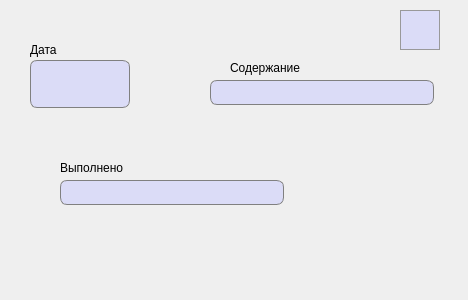
Qt form ViewTask.ui (FediiBohdan/TechService) before a commit.
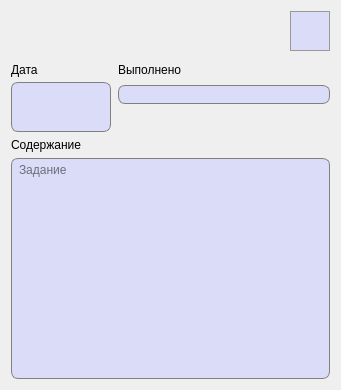
The same form after that commit. Icons and pictures are not drawn.

Commit message:
Tasks list at the desktop is working now + task windows are fixed
Still need to add the ability to add a task from the desktop

```diff
--- a/ViewTask.ui
+++ b/ViewTask.ui
@@ -6,182 +6,27 @@
    <rect>
     <x>0</x>
     <y>0</y>
-    <width>468</width>
-    <height>300</height>
+    <width>341</width>
+    <height>390</height>
    </rect>
   </property>
   <property name="windowTitle">
    <string>Информация о заказе</string>
   </property>
-  <widget class="QLineEdit" name="isFulfilledLine">
-   <property name="geometry">
-    <rect>
-     <x>60</x>
-     <y>180</y>
-     <width>224</width>
-     <height>25</height>
-    </rect>
-   </property>
-   <property name="font">
-    <font>
-     <pointsize>10</pointsize>
-    </font>
-   </property>
-   <property name="styleSheet">
-    <string notr="true">QLineEdit {
-	border: 1px solid gray;
-    border-radius: 7px;
-    background-color: #dbdcf7;
-	padding-left: 3px;
-}</string>
-   </property>
-  </widget>
-  <widget class="QLineEdit" name="contentLine">
-   <property name="geometry">
-    <rect>
-     <x>210</x>
-     <y>80</y>
-     <width>224</width>
-     <height>25</height>
-    </rect>
-   </property>
-   <property name="font">
-    <font>
-     <pointsize>10</pointsize>
-    </font>
-   </property>
-   <property name="styleSheet">
-    <string notr="true">QLineEdit {
-	border: 1px solid gray;
-    border-radius: 7px;
-    background-color: #dbdcf7;
-	padding-left: 3px;
-}</string>
-   </property>
-  </widget>
-  <widget class="QLineEdit" name="timeLine">
-   <property name="geometry">
-    <rect>
-     <x>30</x>
-     <y>84</y>
-     <width>100</width>
-     <height>24</height>
-    </rect>
-   </property>
-   <property name="maximumSize">
-    <size>
-     <width>100</width>
-     <height>16777215</height>
-    </size>
-   </property>
-   <property name="font">
-    <font>
-     <pointsize>10</pointsize>
-    </font>
-   </property>
-   <property name="styleSheet">
-    <string notr="true">QLineEdit {
-	border: 1px solid gray;
-    border-radius: 7px;
-    background-color: #dbdcf7;
-	padding-left: 3px;
-	border-top-left-radius: 0px;
-	border-top-right-radius: 0px;
-	border-top: none;
-}</string>
-   </property>
-  </widget>
-  <widget class="QLabel" name="label_8">
-   <property name="geometry">
-    <rect>
-     <x>30</x>
-     <y>39</y>
-     <width>100</width>
-     <height>21</height>
-    </rect>
-   </property>
-   <property name="text">
-    <string>Дата</string>
-   </property>
-  </widget>
-  <widget class="QLineEdit" name="dateLine">
-   <property name="geometry">
-    <rect>
-     <x>30</x>
-     <y>60</y>
-     <width>100</width>
-     <height>24</height>
-    </rect>
-   </property>
-   <property name="maximumSize">
-    <size>
-     <width>100</width>
-     <height>16777215</height>
-    </size>
-   </property>
-   <property name="font">
-    <font>
-     <pointsize>10</pointsize>
-    </font>
-   </property>
-   <property name="styleSheet">
-    <string notr="true">QLineEdit {
-	border: 1px solid gray;
-    border-radius: 7px;
-    background-color: #dbdcf7;
-	padding-left: 3px;
-	border-bottom-left-radius: 0px;
-	border-bottom-right-radius: 0px;
-	border-bottom: none;
-}</string>
-   </property>
-  </widget>
-  <widget class="QLabel" name="label">
-   <property name="geometry">
-    <rect>
-     <x>230</x>
-     <y>60</y>
-     <width>101</width>
-     <height>16</height>
-    </rect>
-   </property>
-   <property name="text">
-    <string>Содержание</string>
-   </property>
-  </widget>
-  <widget class="QLabel" name="label_2">
-   <property name="geometry">
-    <rect>
-     <x>60</x>
-     <y>160</y>
-     <width>91</width>
-     <height>16</height>
-    </rect>
-   </property>
-   <property name="text">
-    <string>Выполнено</string>
-   </property>
-  </widget>
-  <widget class="QPushButton" name="updateTaskButton">
-   <property name="geometry">
-    <rect>
-     <x>400</x>
-     <y>10</y>
-     <width>40</width>
-     <height>40</height>
-    </rect>
-   </property>
-   <property name="minimumSize">
-    <size>
-     <width>40</width>
-     <height>40</height>
-    </size>
-   </property>
-   <property name="toolTip">
-    <string>Редактировать информацию</string>
-   </property>
-   <property name="styleSheet">
-    <string notr="true">QPushButton {
+  <layout class="QGridLayout" name="gridLayout_2">
+   <item row="0" column="1">
+    <widget class="QPushButton" name="updateTaskButton">
+     <property name="minimumSize">
+      <size>
+       <width>40</width>
+       <height>40</height>
+      </size>
+     </property>
+     <property name="toolTip">
+      <string>Редактировать информацию</string>
+     </property>
+     <property name="styleSheet">
+      <string notr="true">QPushButton {
 	background-color: #dbdcf7;
 	border: 1px solid #999999;
 }
@@ -195,21 +40,179 @@
 	background-color: #cbcde6;
 	border: 2px solid #999999;
 }</string>
-   </property>
-   <property name="text">
-    <string/>
-   </property>
-   <property name="icon">
-    <iconset resource="images.qrc">
-     <normaloff>:/images/edit.png</normaloff>:/images/edit.png</iconset>
-   </property>
-   <property name="iconSize">
-    <size>
-     <width>32</width>
-     <height>32</height>
-    </size>
-   </property>
-  </widget>
+     </property>
+     <property name="text">
+      <string/>
+     </property>
+     <property name="icon">
+      <iconset resource="images.qrc">
+       <normaloff>:/images/edit.png</normaloff>:/images/edit.png</iconset>
+     </property>
+     <property name="iconSize">
+      <size>
+       <width>32</width>
+       <height>32</height>
+      </size>
+     </property>
+    </widget>
+   </item>
+   <item row="0" column="0">
+    <spacer name="horizontalSpacer">
+     <property name="orientation">
+      <enum>Qt::Horizontal</enum>
+     </property>
+     <property name="sizeHint" stdset="0">
+      <size>
+       <width>40</width>
+       <height>20</height>
+      </size>
+     </property>
+    </spacer>
+   </item>
+   <item row="1" column="0" colspan="2">
+    <layout class="QGridLayout" name="gridLayout">
+     <property name="horizontalSpacing">
+      <number>7</number>
+     </property>
+     <property name="verticalSpacing">
+      <number>0</number>
+     </property>
+     <item row="0" column="0">
+      <widget class="QLabel" name="label_8">
+       <property name="minimumSize">
+        <size>
+         <width>0</width>
+         <height>25</height>
+        </size>
+       </property>
+       <property name="text">
+        <string>Дата</string>
+       </property>
+      </widget>
+     </item>
+     <item row="1" column="0">
+      <widget class="QLineEdit" name="dateLine">
+       <property name="minimumSize">
+        <size>
+         <width>100</width>
+         <height>25</height>
+        </size>
+       </property>
+       <property name="maximumSize">
+        <size>
+         <width>100</width>
+         <height>16777215</height>
+        </size>
+       </property>
+       <property name="font">
+        <font>
+         <pointsize>10</pointsize>
+        </font>
+       </property>
+       <property name="styleSheet">
+        <string notr="true">QLineEdit {
+	border: 1px solid gray;
+    border-radius: 7px;
+    background-color: #dbdcf7;
+	padding-left: 3px;
+	border-bottom-left-radius: 0px;
+	border-bottom-right-radius: 0px;
+	border-bottom: none;
+}</string>
+       </property>
+      </widget>
+     </item>
+     <item row="0" column="1">
+      <widget class="QLabel" name="label_2">
+       <property name="minimumSize">
+        <size>
+         <width>0</width>
+         <height>25</height>
+        </size>
+       </property>
+       <property name="text">
+        <string>Выполнено</string>
+       </property>
+      </widget>
+     </item>
+     <item row="1" column="1">
+      <widget class="QLineEdit" name="isFulfilledLine">
+       <property name="font">
+        <font>
+         <pointsize>10</pointsize>
+        </font>
+       </property>
+       <property name="styleSheet">
+        <string notr="true">QLineEdit {
+	border: 1px solid gray;
+    border-radius: 7px;
+    background-color: #dbdcf7;
+	padding-left: 3px;
+}</string>
+       </property>
+      </widget>
+     </item>
+     <item row="2" column="0">
+      <widget class="QLineEdit" name="timeLine">
+       <property name="minimumSize">
+        <size>
+         <width>100</width>
+         <height>25</height>
+        </size>
+       </property>
+       <property name="maximumSize">
+        <size>
+         <width>100</width>
+         <height>16777215</height>
+        </size>
+       </property>
+       <property name="font">
+        <font>
+         <pointsize>10</pointsize>
+        </font>
+       </property>
+       <property name="styleSheet">
+        <string notr="true">QLineEdit {
+	border: 1px solid gray;
+    border-radius: 7px;
+    background-color: #dbdcf7;
+	padding-left: 3px;
+	border-top-left-radius: 0px;
+	border-top-right-radius: 0px;
+	border-top: none;
+}</string>
+       </property>
+      </widget>
+     </item>
+    </layout>
+   </item>
+   <item row="2" column="0" colspan="2">
+    <layout class="QGridLayout" name="gridLayout_3">
+     <item row="0" column="0" colspan="2">
+      <widget class="QLabel" name="label">
+       <property name="text">
+        <string>Содержание</string>
+       </property>
+      </widget>
+     </item>
+     <item row="1" column="0" colspan="2">
+      <widget class="QTextEdit" name="contentLine">
+       <property name="styleSheet">
+        <string notr="true">QTextEdit {
+	border: 1px solid gray;
+    border-radius: 7px;
+    background-color: #dbdcf7;
+	padding-left: 3px;
+}</string>
+       </property>
+       <property name="placeholderText">
+        <string>Задание</string>
+       </property>
+      </widget>
+     </item>
+    </layout>
+   </item>
+  </layout>
  </widget>
  <resources>
   <include location="images.qrc"/>
```
The commit also changes 11 other files.
